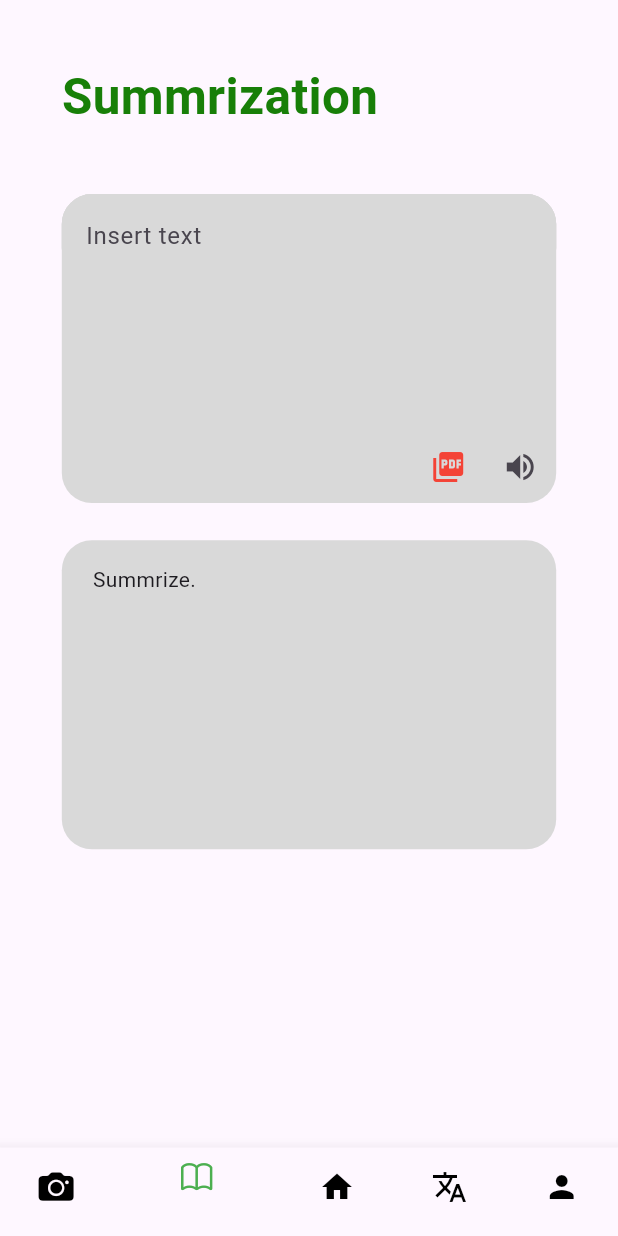
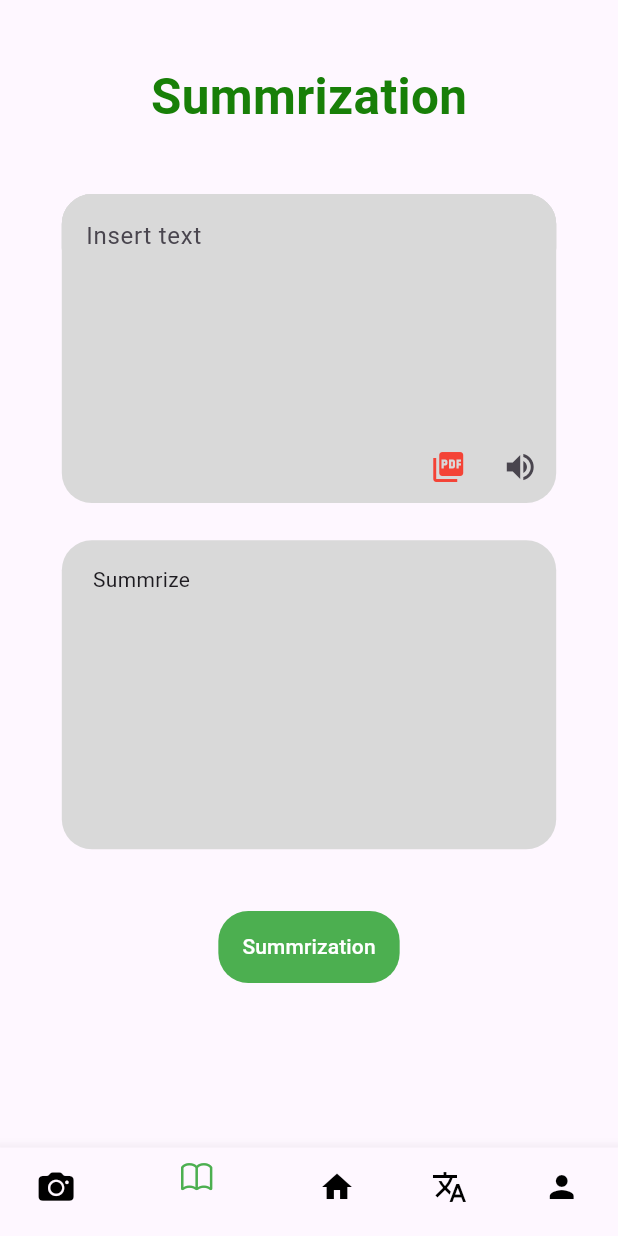
Before and after one commit to HossamSAFAFA/ReadMate_Graduation-project, a Flutter app: the screen it shows after launch, item 2 of the bottom bar chosen, on a phone screen of 412 x 824 dp. Run offline on Flutter 3.47's test engine with Material 3 defaults, Android fonts, the phone set to English and light mode, and no system bars; our stand-ins replace dotted_border, file_picker, flutter_svg, flutter_tts, fluttertoast, image_picker and 1 more; missing offline and left inert: google_mlkit_text_recognition, syncfusion_flutter_pdf, translator; accounts and stored records are empty.

Commit message:
TTS_FINISH

```diff
--- a/lib/sumarize/sumarize.dart
+++ b/lib/sumarize/sumarize.dart
@@ -10,9 +10,13 @@ class sumarize extends StatefulWidget{
 }
 
 class _sumarizeState extends State<sumarize> {
+  String x="Summrize";
+  final TextEditingController texttController = TextEditingController();
   @override
   Widget build(BuildContext context) {
-    final TextEditingController texttController = TextEditingController();
+
+    //String tt="A 38-year-old woman in the US, who was apprehended twice for allegedly trying to jump the White House fence last week, has been arrested for scaling a fence at the Treasury Building.Marci Anderson Wahl of Everett, Washington, was arrested after an alarm sounded at about 2:15 am yesterday when she scaled a fence at the Treasury Building, next to the White House. Police said Wahl has told them she was there to speak to US President Donald Trump, the CNN reported. She was charged with unlawful entry and contempt of court. Wahl was first arrested on March 21 last week for trying to jump the White House fence.Once in custody, it was determined that Wahl had been issued a stay away order for the White House complex after the incident. On March 21, officers saw Wahl walking and staring at the White House complex before discovering she had jumped a fence on the south side but got stuck. Officers found her hanging from the inside of the fence by her shoelaces, which were caught on top of the fence, according to a police report. She was re-arrested on March 24 after officers saw her near Lafayette Park. She was released on her own recognisance after a Saturday court appearance. In the incident, Wahl was charged with contempt of court in violation of a stay away order. She pleaded not guilty last Saturday and was again released on her ownrecognisance.";
+
     // TODO: implement build
     return Padding(
       padding: EdgeInsets.symmetric(
@@ -21,7 +25,7 @@ class _sumarizeState extends State<sumarize> {
       ),
       child: SingleChildScrollView(
         child: Column(
-          crossAxisAlignment: CrossAxisAlignment.start,
+          crossAxisAlignment: CrossAxisAlignment.center,
           children: [
             Text(
               "Summrization",
@@ -47,7 +51,7 @@ class _sumarizeState extends State<sumarize> {
                   child: TextFormField(
                     controller: texttController,
                     keyboardType: TextInputType.text,
-                    maxLines: null,
+                     maxLines: null,
                     decoration: InputDecoration(
                       hintText: "Insert text",
                       filled: true,
@@ -107,12 +111,50 @@ class _sumarizeState extends State<sumarize> {
                 color: Color(0xFFD9D9D9),
 
               ),
-              child: Text("Summrize."),
+              child: Text(x),
 
             ),
+            SizedBox(
+              height: MediaQuery.of(context).size.height * 0.05,
+            ),
+            Container(
+              padding: EdgeInsetsDirectional.only(
+
+              ),
+              decoration: BoxDecoration(
+                borderRadius: BorderRadiusDirectional.all(Radius.circular(20)),
+                color: Colors.green,
+              ),
+
+              child: MaterialButton(onPressed: ()async{
+                   print(texttController);
+                 await summarizeText(texttController.text).then((value){
+                   x=value;
+                   print(x);
+                   x=value;
+                   setState(() {
+
+                   });
+
+                 });
+
+
+
+
+              },
+                child: Text("Summrization",
+                  style: TextStyle(
+                      color: Colors.white
+                  ),
+
+                ),
+              ),
+            )
+
           ],
         ),
       ),
     );
+    x="Summrize";
   }
 }
--- /dev/null
+++ b/lib/sumarize_api.dart
@@ -0,0 +1,6 @@
+import 'dart:convert';
+import 'package:http/http.dart' as http;
+
+class ApiService {
+
+}
--- a/pubspec.yaml
+++ b/pubspec.yaml
@@ -45,6 +45,8 @@ dependencies:
   bloc: ^8.1.3
   flutter_bloc: ^8.1.4
   permission_handler: ^11.3.1
+  http: ^1.0.0
+  flutter_tts: ^3.8.3
 
 
 
```
Also changed, not shown: lib/components.dart (+28 -1 lines), lib/texttospeech/texttospeech.dart (+40 -3 lines), pubspec.lock, 4 other files.
